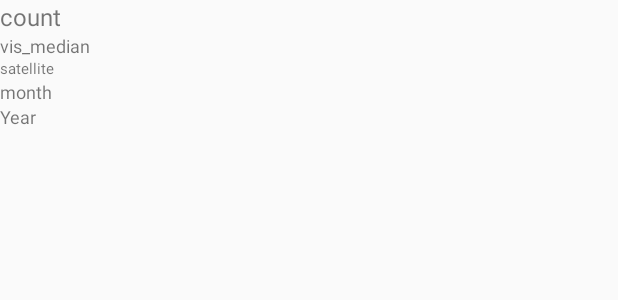
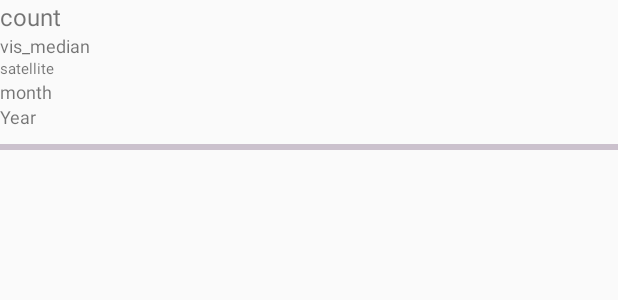
Before and after one commit to puneetgulati12/light123, an Android app: the layout item_row.xml on its own in the app's theme, with its tools: preview values and no code run, on a phone screen of 412 x 824 dp. Shown: the top 300 px of the screen. Run offline under Robolectric (Android 15) with nearby library versions, the phone set to English and light mode, and no system bars.

Commit message:
final commit

```diff
--- a/app/src/main/java/com/example/light/Lightadapter.java
+++ b/app/src/main/java/com/example/light/Lightadapter.java
@@ -4,6 +4,7 @@ import android.content.Context;
 import android.view.LayoutInflater;
 import android.view.View;
 import android.view.ViewGroup;
+import android.widget.Button;
 import android.widget.TextView;
 
 import androidx.annotation.NonNull;
@@ -48,6 +49,7 @@ View inflatedView = li.inflate(R.layout.item_row , parent ,false);
         holder.vis.setText(String.valueOf(current.getVis_median()));
         holder.mon.setText(String.valueOf(current.getMonth()));
         holder.year.setText(String.valueOf(current.getYear()));
+
     }
 
     @Override
@@ -57,6 +59,8 @@ View inflatedView = li.inflate(R.layout.item_row , parent ,false);
     }
 class LightHolder extends  RecyclerView.ViewHolder{
         private TextView sat , cou , vis ,mon , year ;
+
+
     public LightHolder(View itemView) {
             super(itemView);
 
@@ -65,6 +69,7 @@ class LightHolder extends  RecyclerView.ViewHolder{
             vis = itemView.findViewById(R.id.vis_median);
             mon = itemView.findViewById(R.id.mon);
             year = itemView.findViewById(R.id.year);
+
     }
 }
 
--- a/app/src/main/res/layout/item_row.xml
+++ b/app/src/main/res/layout/item_row.xml
@@ -41,7 +41,17 @@
                     android:id="@+id/year"
                     android:textSize="12sp"
                     android:text="Year" />
-                <!--<Button-->
+                <View
+                    android:layout_marginTop="10dp"
+                    android:layout_width="match_parent"
+                    android:layout_height="4dp"
+                    android:background="@color/gray"/>
+
+                <!--<view-->
+                    <!--android:layout_width="104dp"-->
+                    <!--android:layout_height="20dp"-->
+                    <!--android:id="@+id/testview"-->
+                    <!--and/>                &lt;!&ndash;<Button&ndash;&gt;-->
                     <!--android:text="dial"-->
                     <!--android:id="@+id/callon"-->
                     <!--android:layout_width="wrap_content"-->
--- a/app/src/main/res/values/colors.xml
+++ b/app/src/main/res/values/colors.xml
@@ -3,4 +3,5 @@
     <color name="colorPrimary">#008577</color>
     <color name="colorPrimaryDark">#00574B</color>
     <color name="colorAccent">#D81B60</color>
+    <color name="gray">#4D5F3C65</color>
 </resources>
--- a/app/src/main/res/values/styles.xml
+++ b/app/src/main/res/values/styles.xml
@@ -8,4 +8,6 @@
         <item name="colorAccent">@color/colorAccent</item>
     </style>
 
+
+
 </resources>
```
Also changed, not shown: app/src/main/java/com/example/light/MainActivity.java (+17 -1 lines).
